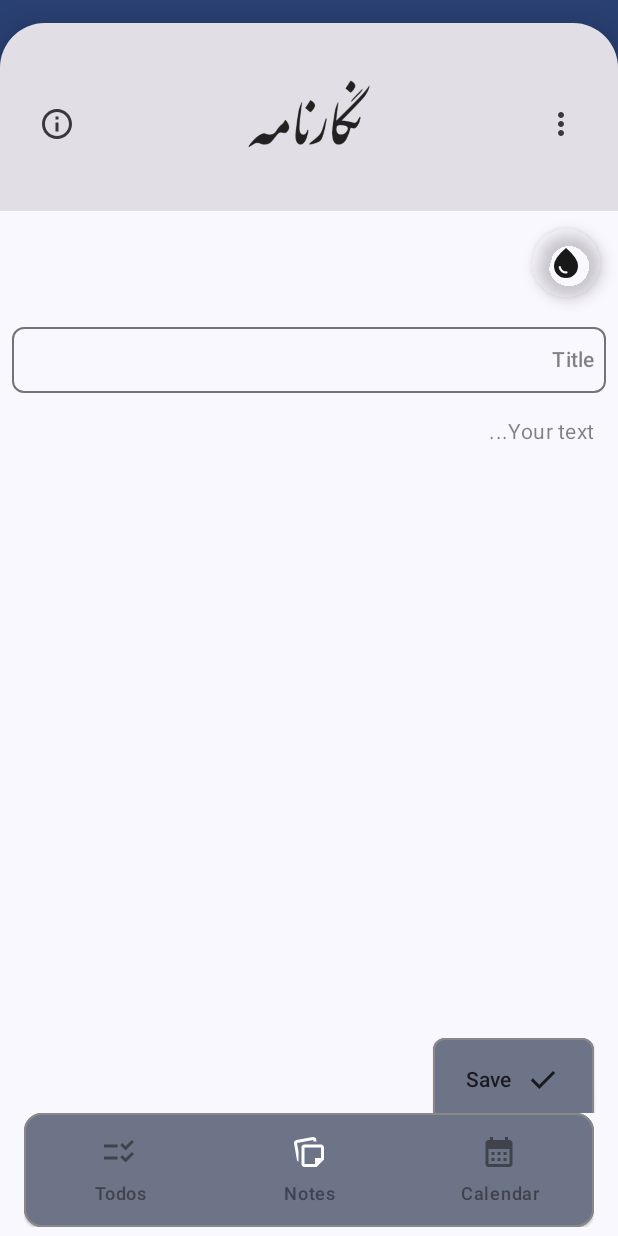
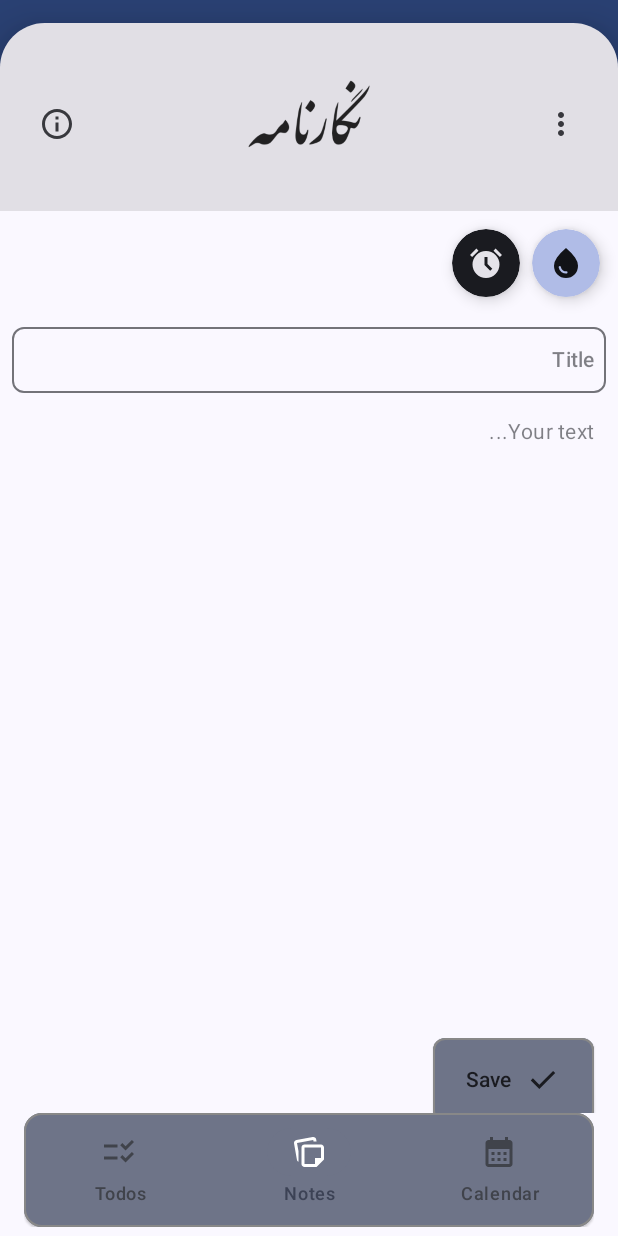
Before and after one commit to Borderliner/Negar, an Android app built with Jetpack Compose: the edit_notes screen opened through its navigation route, on a phone screen of 412 x 824 dp. Run offline under Robolectric (Android 15) with nearby library versions, the phone set to English and light mode, and no system bars; our stand-ins replace Room's generated code.

Commit message:
add: alarm and notifications
Signed-off-by: Reza Hajianpour <hajianpour.mr@gmail.com>

```diff
--- a/app/src/main/AndroidManifest.xml
+++ b/app/src/main/AndroidManifest.xml
@@ -2,6 +2,10 @@
 <manifest xmlns:android="http://schemas.android.com/apk/res/android"
     xmlns:tools="http://schemas.android.com/tools">
 
+    <uses-permission android:name="android.permission.POST_NOTIFICATIONS" />
+    <uses-permission android:name="android.permission.SCHEDULE_EXACT_ALARM" />
+    <uses-permission android:name="android.permission.USE_EXACT_ALARM" />
+    <uses-permission android:name="com.android.alarm.permission.SET_ALARM" />
     <application
         android:name=".MainApplication"
         android:label="@string/app_name"
@@ -32,6 +36,7 @@
                 android:name="autoStoreLocales"
                 android:value="true" />
         </service>
+        <receiver android:name="meshki.studio.negarname.service.AlarmReceiver" />
     </application>
 
 </manifest>
--- a/app/src/main/java/meshki/studio/negarname/MainApplication.kt
+++ b/app/src/main/java/meshki/studio/negarname/MainApplication.kt
@@ -5,6 +5,7 @@ import android.content.Context
 import meshki.studio.negarname.di.appModule
 import meshki.studio.negarname.di.dbModule
 import meshki.studio.negarname.di.repositoryModule
+import meshki.studio.negarname.di.systemModule
 import meshki.studio.negarname.di.viewModelModule
 import org.acra.config.dialog
 import org.acra.data.StringFormat
@@ -14,6 +15,7 @@ import org.koin.android.ext.koin.androidLogger
 import org.koin.core.context.startKoin
 import org.koin.core.context.stopKoin
 import timber.log.Timber
+import meshki.studio.negarname.BuildConfig
 
 class MainApplication : Application() {
     override fun onCreate() {
@@ -31,6 +33,7 @@ class MainApplication : Application() {
                     dbModule,
                     viewModelModule,
                     repositoryModule,
+                    systemModule,
                     appModule,
                 )
             )
--- /dev/null
+++ b/app/src/main/java/meshki/studio/negarname/di/SystemModule.kt
@@ -0,0 +1,10 @@
+package meshki.studio.negarname.di
+
+import android.app.AlarmManager
+import android.content.Context
+import org.koin.android.ext.koin.androidContext
+import org.koin.dsl.module
+
+val systemModule = module {
+    single<AlarmManager> { androidContext().getSystemService(Context.ALARM_SERVICE) as AlarmManager }
+}
--- a/app/src/main/java/meshki/studio/negarname/di/VmModule.kt
+++ b/app/src/main/java/meshki/studio/negarname/di/VmModule.kt
@@ -9,5 +9,5 @@ import org.koin.dsl.module
 val viewModelModule = module {
     single { MainViewModel(get()) }
     viewModel { NotesViewModel(get()) }
-    viewModel { EditNotesViewModel(get(), get()) }
+    viewModel { EditNotesViewModel(get(), get(), get()) }
 }
--- a/app/src/main/java/meshki/studio/negarname/ui/screen/EditNotesScreen.kt
+++ b/app/src/main/java/meshki/studio/negarname/ui/screen/EditNotesScreen.kt
@@ -1,6 +1,8 @@
 package meshki.studio.negarname.ui.screen
 
 import android.annotation.SuppressLint
+import androidx.activity.compose.rememberLauncherForActivityResult
+import androidx.activity.result.contract.ActivityResultContracts
 import androidx.compose.animation.core.Animatable
 import androidx.compose.animation.core.FastOutSlowInEasing
 import androidx.compose.animation.core.tween
@@ -24,22 +26,15 @@ import androidx.compose.foundation.lazy.LazyRow
 import androidx.compose.foundation.lazy.items
 import androidx.compose.foundation.lazy.rememberLazyListState
 import androidx.compose.foundation.shape.CircleShape
-import androidx.compose.material3.Card
-import androidx.compose.material3.CardDefaults
-import androidx.compose.material3.ElevatedCard
-import androidx.compose.material3.ExperimentalMaterial3Api
 import androidx.compose.material3.FabPosition
 import androidx.compose.material3.Icon
 import androidx.compose.material3.MaterialTheme
-import androidx.compose.material3.OutlinedCard
 import androidx.compose.material3.Scaffold
 import androidx.compose.material3.SnackbarHost
 import androidx.compose.material3.SnackbarHostState
-import androidx.compose.material3.Text
 import androidx.compose.runtime.Composable
 import androidx.compose.runtime.LaunchedEffect
 import androidx.compose.runtime.MutableState
-import androidx.compose.runtime.collectAsState
 import androidx.compose.runtime.getValue
 import androidx.compose.runtime.mutableStateOf
 import androidx.compose.runtime.remember
@@ -53,22 +48,25 @@ import androidx.compose.ui.draw.shadow
 import androidx.compose.ui.graphics.Color
 import androidx.compose.ui.graphics.toArgb
 import androidx.compose.ui.graphics.vector.ImageVector
+import androidx.compose.ui.platform.LocalContext
 import androidx.compose.ui.res.painterResource
 import androidx.compose.ui.res.stringResource
 import androidx.compose.ui.res.vectorResource
 import androidx.compose.ui.unit.dp
 import androidx.lifecycle.viewModelScope
 import androidx.navigation.NavHostController
-import com.mohamedrejeb.richeditor.ui.material3.RichTextEditor
-import com.mohamedrejeb.richeditor.ui.material3.RichTextEditorDefaults
 import kotlinx.coroutines.delay
 import kotlinx.coroutines.flow.collectLatest
 import kotlinx.coroutines.launch
+import android.Manifest
+import android.os.Build
 import meshki.studio.negarname.R
 import meshki.studio.negarname.ui.element.BackPressHandler
 import meshki.studio.negarname.entity.Note
 import meshki.studio.negarname.entity.Tool
 import meshki.studio.negarname.entity.UiEvent
+import meshki.studio.negarname.service.NotificationService
+import meshki.studio.negarname.service.setAlarm
 import meshki.studio.negarname.ui.element.ActionButton
 import meshki.studio.negarname.ui.element.HintedTextField
 import meshki.studio.negarname.ui.element.PopupSection
@@ -76,6 +74,7 @@ import meshki.studio.negarname.ui.element.Toolbox
 import meshki.studio.negarname.ui.theme.RoundedShapes
 import meshki.studio.negarname.util.LeftToRightLayout
 import meshki.studio.negarname.util.RightToLeftLayout
+import meshki.studio.negarname.util.checkPermissions
 import meshki.studio.negarname.vm.EditNotesEvent
 import meshki.studio.negarname.vm.EditNotesViewModel
 import meshki.studio.negarname.vm.MainViewModel
@@ -259,6 +258,77 @@ fun EditNotesScreenMain(
                     )
                 }
             }
+
+            val ctx = LocalContext.current
+            val permissions = mutableListOf(
+                Manifest.permission.SET_ALARM
+            )
+            if (Build.VERSION.SDK_INT >= Build.VERSION_CODES.TIRAMISU) {
+                permissions.add(Manifest.permission.POST_NOTIFICATIONS)
+                permissions.add(Manifest.permission.USE_EXACT_ALARM)
+            }
+
+            val permissionTitle = stringResource(R.string.permission_required_title)
+            val permissionText = stringResource(R.string.permission_required_text)
+            val launcher  =
+                rememberLauncherForActivityResult(ActivityResultContracts.RequestMultiplePermissions()) { permissionMap ->
+                    val areGranted = permissionMap.values.reduce { acc, next -> acc && next }
+                    if (!areGranted) {
+                        NotificationService.showWarning(ctx, permissionTitle, permissionText)
+                    }
+                }
+            Box(
+                modifier = Modifier
+                    .size(45.dp)
+                    .shadow(6.dp, CircleShape)
+                    .clip(CircleShape)
+                    .background(MaterialTheme.colorScheme.onBackground)
+                    .clickable {
+                        scope.launch {
+                            checkPermissions(ctx, permissions.toTypedArray(), launcher) {
+                                setAlarm(ctx)
+                            }
+
+//                            try {
+//                                val intent = Intent(ctx, AlarmReceiver::class.java)
+//                                val calendar: Calendar = Calendar
+//                                    .getInstance()
+//                                    .apply {
+//                                        timeInMillis = System.currentTimeMillis()
+//                                        set(Calendar.SECOND, Calendar.SECOND + 5)
+//                                    }
+//                                @SuppressLint("UnspecifiedImmutableFlag")
+//                                val pendingIntent =
+//                                    PendingIntent.getBroadcast(
+//                                        ctx, 0, intent,
+//                                        0
+//                                    )
+//                                Timber.i(intent.toString())
+//                                Timber.i(pendingIntent.toString())
+//                                alarm?.setExact(
+//                                    AlarmManager.ELAPSED_REALTIME,
+//                                    calendar.timeInMillis,
+//                                    pendingIntent
+//                                )
+//                            } catch (err: SecurityException) {
+//                                error(err)
+//                            }
+                        }
+                    },
+            ) {
+                Column(
+                    modifier = Modifier.fillMaxSize(),
+                    horizontalAlignment = Alignment.CenterHorizontally,
+                    verticalArrangement = Arrangement.Center
+                ) {
+                    Icon(
+                        painterResource(R.drawable.alarm),
+                        //modifier = Modifier.background(Color.Black),
+                        contentDescription = "",
+                        tint = MaterialTheme.colorScheme.background.copy(0.9f)
+                    )
+                }
+            }
         }
 
         Column(
--- a/app/src/main/java/meshki/studio/negarname/vm/EditNotesViewModel.kt
+++ b/app/src/main/java/meshki/studio/negarname/vm/EditNotesViewModel.kt
@@ -1,8 +1,10 @@
 package meshki.studio.negarname.vm
 
+import android.app.AlarmManager
 import androidx.compose.runtime.State
 import androidx.compose.runtime.mutableStateOf
 import androidx.compose.ui.focus.FocusState
+import androidx.compose.ui.graphics.toArgb
 import androidx.lifecycle.SavedStateHandle
 import androidx.lifecycle.ViewModel
 import androidx.lifecycle.viewModelScope
@@ -26,10 +28,11 @@ sealed class EditNotesEvent {
 
 class EditNotesViewModel(
     private val notesRepository: NotesRepository,
+    val alarmService: AlarmManager?,
     savedStateHandle: SavedStateHandle
 ) : ViewModel() {
     private val _noteState = mutableStateOf(
-        Note(color = 0, title = "", text = "")
+        Note(color = Note.colors.random().toArgb(), title = "", text = "")
     )
     val noteState: State<Note> = _noteState
 
--- /dev/null
+++ b/app/src/main/res/drawable/alarm.xml
@@ -0,0 +1,9 @@
+<vector xmlns:android="http://schemas.android.com/apk/res/android"
+    android:width="24dp"
+    android:height="24dp"
+    android:viewportWidth="960"
+    android:viewportHeight="960">
+  <path
+      android:fillColor="#FF000000"
+      android:pathData="M480,880q-75,0 -140.5,-28.5t-114,-77q-48.5,-48.5 -77,-114T120,520q0,-75 28.5,-140.5t77,-114q48.5,-48.5 114,-77T480,160q75,0 140.5,28.5t114,77q48.5,48.5 77,114T840,520q0,75 -28.5,140.5t-77,114q-48.5,48.5 -114,77T480,880ZM592,688 L648,632 520,504v-184h-80v216l152,152ZM224,94l56,56 -170,170 -56,-56 170,-170ZM736,94 L906,264 850,320 680,150 736,94Z"/>
+</vector>
--- a/app/src/main/res/values/strings.xml
+++ b/app/src/main/res/values/strings.xml
@@ -23,4 +23,6 @@
     <string name="crash_report_cancel">Cancel</string>
     <string name="crash_report_comment">Your reports will help us become better.</string>
     <string name="crash_report_email">Your Email</string>
+    <string name="permission_required_title">Permission Required</string>
+    <string name="permission_required_text">You need to grant the requested permissions is order for the app to work properly.</string>
 </resources>
```
Also changed, not shown: app/src/main/java/meshki/studio/negarname/MainActivity.kt (+7 -1 lines), app/src/main/java/meshki/studio/negarname/service/AlarmReceiver.kt (added, +30 -0 lines), app/src/main/java/meshki/studio/negarname/service/NotificationService.kt (added, +32 -0 lines), app/src/main/java/meshki/studio/negarname/util/checkPermissions.kt (added, +28 -0 lines), 1 other file.
